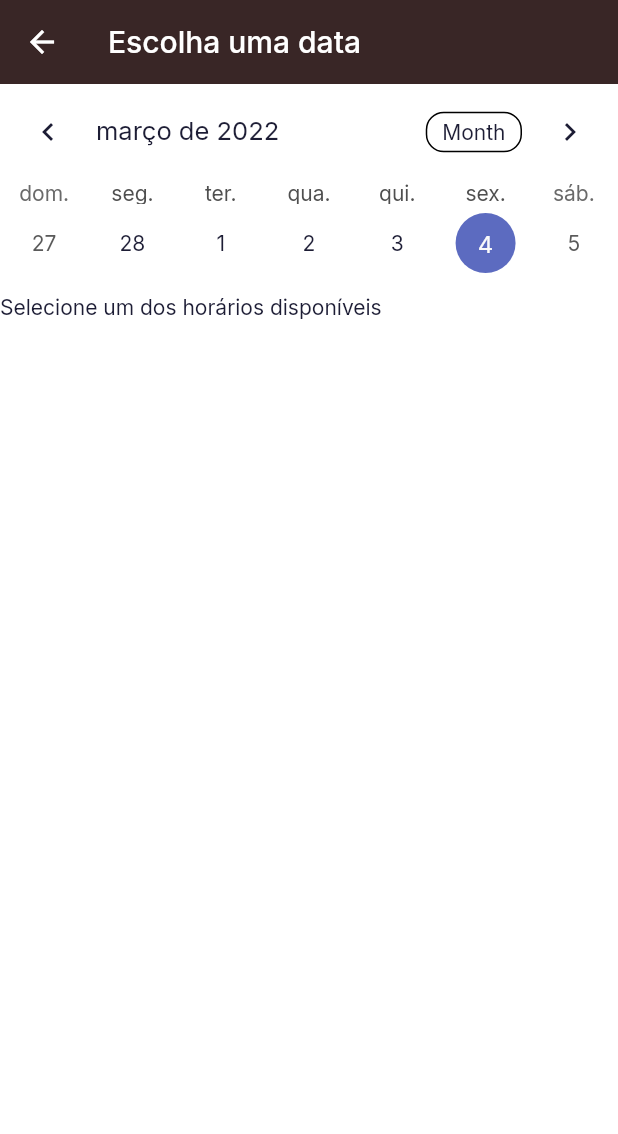
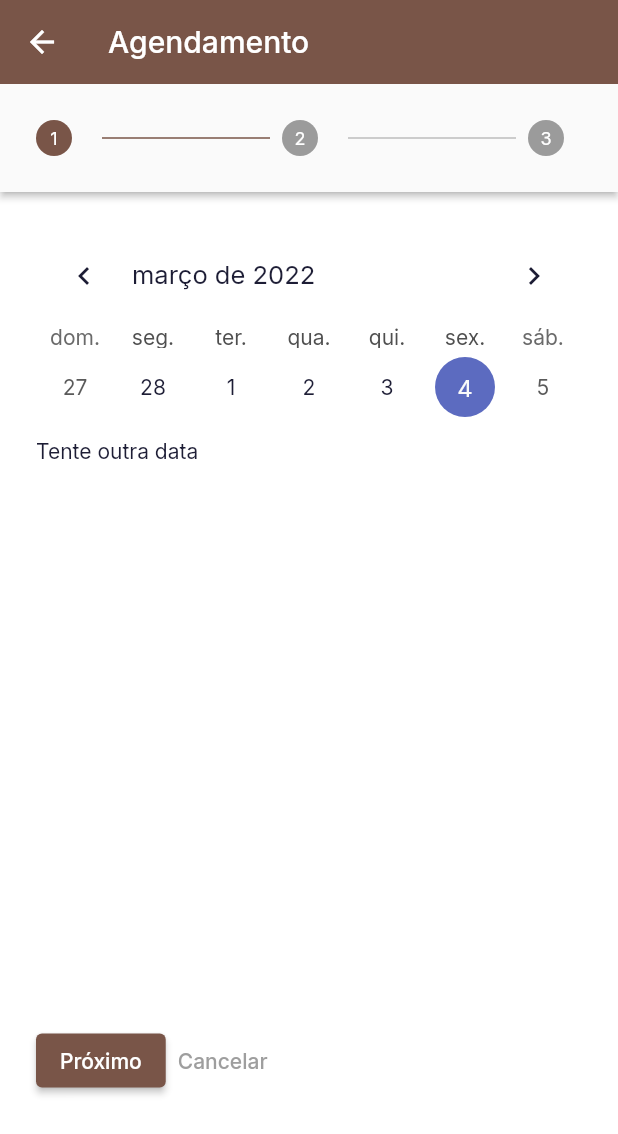
Before and after one commit to lauroduarte/stephanie_nutri, a Flutter app: the screen it shows once a user with an empty profile is signed in, after a tap on "Agendar", on a phone screen of 412 x 824 dp. Shown: the top 1134 px of the screen. Run offline on Flutter 3.47's test engine with Material 2 defaults, Android fonts, the phone set to English and light mode, and no system bars; drawn by our look-alikes of table_calendar; our stand-ins replace cloud_firestore, firebase_auth, firebase_core, google_fonts, google_sign_in, group_button; missing offline and left inert: flutter_facebook_auth; accounts and stored records are empty.

Commit message:
Stepper e troca de Stateful para Provider

```diff
--- a/lib/main.dart
+++ b/lib/main.dart
@@ -13,6 +13,8 @@ import 'package:stephanie_nutri/services/booking_services.dart';
 import 'package:stephanie_nutri/services/users_services.dart';
 import 'package:stephanie_nutri/themes/theme.dart';
 
+import 'models/booking_model.dart';
+import 'models/booking_stepper_model.dart';
 import 'models/time_slot.dart';
 
 Future<void> main() async {
@@ -38,6 +40,12 @@ class MyApp extends StatelessWidget {
         ),
         Provider<BookingService>(
           create: (_) => BookingService(),
+        ),
+        ChangeNotifierProvider<BookingModel>(
+          create: (_) => BookingModel(),
+        ),
+        ChangeNotifierProvider<BookingStepperModel>(
+          create: (_) => BookingStepperModel(),
         ),
         StreamProvider(
           initialData: null,
--- /dev/null
+++ b/lib/models/booking_model.dart
@@ -0,0 +1,30 @@
+import 'package:flutter/material.dart';
+
+class BookingModel with ChangeNotifier {
+  DateTime _selectedDate = DateTime.now();
+
+  DateTime get selectedDate => _selectedDate;
+
+  String? _selectedTimeSlot;
+
+  String? get selectedTimeSlot => _selectedTimeSlot;
+
+  set selectedTimeSlot(String? value) {
+    _selectedTimeSlot = value;
+    notifyListeners();
+  }
+
+  set selectedDate(DateTime value) {
+    _selectedDate = value;
+    notifyListeners();
+  }
+
+  DateTime _focusedDate = DateTime.now();
+
+  DateTime get focusedDate => _focusedDate;
+
+  set focusedDate(DateTime value) {
+    _focusedDate = value;
+    notifyListeners();
+  }
+}
--- /dev/null
+++ b/lib/models/booking_stepper_model.dart
@@ -0,0 +1,12 @@
+import 'package:flutter/cupertino.dart';
+
+class BookingStepperModel with ChangeNotifier{
+  int _currentStep = 0;
+
+  int get currentStep => _currentStep;
+
+  set currentStep(int value) {
+    _currentStep = value;
+    notifyListeners();
+  }
+}
--- a/lib/models/time_slot.dart
+++ b/lib/models/time_slot.dart
@@ -8,9 +8,9 @@ class TimeSlot{
   int? minute;
 
   String get asString {
-    return this.hour.toString().padLeft(2, '0') +
+    return hour.toString().padLeft(2, '0') +
         ':' +
-        this.minute.toString().padLeft(2, '0');
+        minute.toString().padLeft(2, '0');
   }
 
   TimeSlot({this.uid, this.booked, this.date, this.hour, this.minute});
--- a/lib/screens/booking.dart
+++ b/lib/screens/booking.dart
@@ -1,8 +1,6 @@
-import 'package:cloud_firestore/cloud_firestore.dart';
 import 'package:flutter/material.dart';
 import 'package:provider/provider.dart';
 import 'package:stephanie_nutri/models/time_slot.dart';
-import 'package:stephanie_nutri/services/booking_services.dart';
 import 'package:table_calendar/table_calendar.dart';
 
 class Booking extends StatefulWidget {
@@ -29,7 +27,10 @@ class _BookingState extends State<Booking> {
   @override
   Widget build(BuildContext context) {
     List<TimeSlot> availableDays = context.watch<List<TimeSlot>>();
-    var aTime = availableDays.where((e1)=>isSameDay(e1.date, _selectedDay)).map((e2) => e2.asString).toList();
+    var aTime = availableDays
+        .where((e1) => isSameDay(e1.date, _selectedDay))
+        .map((e2) => e2.asString)
+        .toList();
     aTime.sort();
     _availableSlots = aTime;
 
@@ -48,15 +49,10 @@ class _BookingState extends State<Booking> {
               return isSameDay(_selectedDay, day);
             },
             onDaySelected: (selectedDay, focusedDay) async {
-              //var aTime = availableDays.where((e1)=>isSameDay(e1.date, selectedDay)).map((e2) => e2.asString).toList();
-              //aTime.sort();
               setState(() {
                 _selectedDay = selectedDay;
                 _focusedDay = focusedDay; // update `_focusedDay` here as well
-                //_availableSlots = aTime;
               });
-
-              //_availableSlots.sort();
             },
             calendarFormat: _calendarFormat,
             onFormatChanged: (format) {
@@ -68,10 +64,12 @@ class _BookingState extends State<Booking> {
               _focusedDay = focusedDay;
             },
             eventLoader: (day) {
-              var available = availableDays.map((element) {
+              var available = availableDays
+                  .map((element) {
                     DateTime eDate = element.date!;
                     if (DateTime(eDate.year, eDate.month, eDate.day) ==
-                    DateTime(day.year, day.month, day.day)) return 'Disponível';
+                        DateTime(day.year, day.month, day.day))
+                      return 'Disponível';
                   })
                   .where((e) => e != null)
                   .toList();
@@ -80,7 +78,9 @@ class _BookingState extends State<Booking> {
           ),
           const SizedBox(height: 8.0),
           Expanded(
-              child: ListView(children: [
+              child: ListView(
+                shrinkWrap: true,
+                children: [
                   Text('Selecione um dos horários disponíveis'),
                   ..._availableSlots.map((e) {
                     return ElevatedButton(
@@ -88,24 +88,10 @@ class _BookingState extends State<Booking> {
                       onPressed: () {},
                 );
               }),
-          ])),
+            ],
+          )),
         ],
       ),
     );
   }
-
-  // Future<List<String>> getAvailableTimeSlots(
-  //     BuildContext context, DateTime? selectedDay) async {
-  //   var availableSlots = await context
-  //       .read<BookingService>()
-  //       .getAvailableTimeSlots(selectedDay ?? DateTime.now());
-  //   var result = availableSlots.map((e) {
-  //     return e['hour'].toString().padLeft(2, '0') +
-  //         ':' +
-  //         e['minute'].toString().padLeft(2, '0');
-  //   }).toList();
-  //   result.sort();
-  //
-  //   return result;
-  // }
 }
--- /dev/null
+++ b/lib/screens/booking_stepper.dart
@@ -0,0 +1,192 @@
+import 'package:flutter/material.dart';
+import 'package:group_button/group_button.dart';
+import 'package:provider/provider.dart';
+import 'package:table_calendar/table_calendar.dart';
+import '../models/booking_model.dart';
+import '../models/booking_stepper_model.dart';
+import '../models/time_slot.dart';
+
+class BookingStepper extends StatelessWidget {
+  int _currentStep = 0;
+
+  BookingStepper({Key? key}) : super(key: key);
+
+  _steps () => [
+    Step(
+      title: Text(''),
+      content: _ChooseTimeSlot(),
+      isActive: _currentStep == 0,
+    ),
+    Step(
+      title: Text(''),
+      content: _CardForm(),
+      isActive: _currentStep == 1,
+    ),
+    Step(
+      title: Text(''),
+      content: _Overview(),
+      isActive: _currentStep == 2,
+    )
+  ];
+
+  @override
+  Widget build(BuildContext context) {
+
+    _currentStep = context.watch<BookingStepperModel>().currentStep;
+
+    return Scaffold(
+      appBar: AppBar(
+        title: const Text('Agendamento'),
+      ),
+      body: Stepper(
+        controlsBuilder: (BuildContext context, ControlsDetails controls) {
+          return Padding(
+            padding: const EdgeInsets.symmetric(vertical: 16.0),
+            child: Row(
+              children: <Widget>[
+                ElevatedButton(
+                  onPressed: controls.onStepContinue,
+                  child: const Text('Próximo'),
+                ),
+                  TextButton(
+                    onPressed: controls.onStepCancel,
+                    child: const Text(
+                      'Cancelar',
+                      style: TextStyle(color: Colors.grey),
+                    ),
+                  ),
+              ],
+            ),
+          );
+        },
+        type: StepperType.horizontal,
+        steps: _steps(),
+        currentStep: context.watch<BookingStepperModel>().currentStep,
+        onStepTapped: (step) {
+          context.read<BookingStepperModel>().currentStep = step;
+        },
+        onStepContinue: (){
+          if(context.read<BookingStepperModel>().currentStep < _steps().length - 1){
+            context.read<BookingStepperModel>().currentStep += 1;
+          }
+        },
+        onStepCancel: () {
+          context.read<BookingStepperModel>().currentStep = 0;
+          Navigator.of(context).pop();
+        },
+      ),
+    );
+  }
+}
+
+class _ChooseTimeSlot extends StatelessWidget {
+  _ChooseTimeSlot({Key? key}) : super(key: key);
+
+  List<String> _availableSlots = [];
+
+  @override
+  Widget build(BuildContext context) {
+
+    List<TimeSlot> availableDays = context.watch<List<TimeSlot>>();
+    var aTime = availableDays
+        .where((e1) => isSameDay(e1.date, context.read<BookingModel>().selectedDate ))
+        .map((e2) => e2.asString)
+        .toList();
+    aTime.sort();
+    _availableSlots = aTime;
+
+    return SizedBox(
+      height: MediaQuery.of(context).size.height/1.6,
+      child: Column(
+        children: [
+          TableCalendar(
+            locale: 'pt_BR',
+            firstDay: DateTime.utc(2010, 10, 16),
+            lastDay: DateTime.utc(2030, 3, 14),
+            focusedDay: context.watch<BookingModel>().focusedDate,
+            selectedDayPredicate: (day) {
+              return isSameDay(context.watch<BookingModel>().selectedDate, day);
+            },
+            onDaySelected: (selectedDay, focusedDay) async {
+              context.read<BookingModel>().selectedDate = selectedDay;
+              context.read<BookingModel>().focusedDate = focusedDay;
+            },
+            calendarFormat: CalendarFormat.week,
+            availableCalendarFormats: {CalendarFormat.week : ''},
+            onPageChanged: (focusedDay) {
+              context.read<BookingModel>().focusedDate = focusedDay;
+            },
+            eventLoader: (day) {
+              var available = availableDays
+                  .map((element) {
+                DateTime eDate = element.date!;
+                if (DateTime(eDate.year, eDate.month, eDate.day) ==
+                    DateTime(day.year, day.month, day.day))
+                  return 'Disponível';
+              })
+                  .where((e) => e != null)
+                  .toList();
+              return available;
+            },
+          ),
+          const SizedBox(height: 8.0),
+          Expanded(
+              child: ListView(
+                children: [
+                  _availableSlots.length > 0 ? Text('Selecione um dos horários disponíveis') : Text('Tente outra data'),
+                  GroupButton(
+                    isRadio: true,
+                    buttons: _availableSlots,
+                    onSelected: (int index, bool isSelected) {
+                      if (isSelected) {
+                        context.read<BookingModel>().selectedTimeSlot = _availableSlots[index];
+                      }
+                    },
+                  )
+                ],
+              )),
+        ],
+      ),
+    );
+  }
+}
+
+class _CardForm extends StatelessWidget {
+  const _CardForm({Key? key}) : super(key: key);
+
+  @override
+  Widget build(BuildContext context) {
+    return Column(
+      children: [
+        TextFormField(
+          decoration: const InputDecoration(
+            labelText: 'Card number',
+          ),
+        ),
+        TextFormField(
+          decoration: const InputDecoration(
+            labelText: 'Expiry date',
+          ),
+        ),
+        TextFormField(
+          decoration: const InputDecoration(
+            labelText: 'CVV',
+          ),
+        ),
+      ],
+    );
+  }
+}
+
+class _Overview extends StatelessWidget {
+  const _Overview({Key? key}) : super(key: key);
+
+  @override
+  Widget build(BuildContext context) {
+    return Column(
+      children: const [
+        Center(child: Text('Thank you for your order!')),
+      ],
+    );
+  }
+}
--- a/lib/screens/welcome.dart
+++ b/lib/screens/welcome.dart
@@ -2,6 +2,7 @@ import 'package:firebase_auth/firebase_auth.dart';
 import 'package:flutter/material.dart';
 import 'package:provider/provider.dart';
 import 'package:google_fonts/google_fonts.dart';
+import 'package:stephanie_nutri/screens/booking_stepper.dart';
 
 import '../services/authentication_services.dart';
 import 'booking.dart';
@@ -28,7 +29,7 @@ class Welcome extends StatelessWidget {
           ElevatedButton(
             onPressed: () {
               Navigator.of(context).push(
-                MaterialPageRoute(builder: (context) => Booking())
+                MaterialPageRoute(builder: (context) => BookingStepper())
               );
             },
             child: Text('Agendar'),
--- a/lib/services/booking_services.dart
+++ b/lib/services/booking_services.dart
@@ -1,9 +1,8 @@
 import 'package:cloud_firestore/cloud_firestore.dart';
 import 'package:stephanie_nutri/models/time_slot.dart';
 
-class BookingService{
+class BookingService {
   final CollectionReference _availableTimeSlots = FirebaseFirestore.instance.collection('available_time_slots');
-
 
   Stream<List<TimeSlot>> get availableTimeSlots {
     DateTime day = DateTime.now();
@@ -13,5 +12,4 @@ class BookingService{
         .snapshots().map(
             (e) => e.docs.map((doc) => TimeSlot.fromDocument(doc)).toList());
   }
-
 }
--- a/lib/themes/theme.dart
+++ b/lib/themes/theme.dart
@@ -1,7 +1,7 @@
 import 'package:flutter/material.dart';
 import 'package:google_fonts/google_fonts.dart';
 
-const kPrimaryColor = Color(0xFF392626);
+const kPrimaryColor = Color(0xFF795548);
 const kSecondaryColor = Color(0xFFFE9901);
 const kContentColorLightTheme = Color(0xFF1D1D35);
 const kContentColorDarkTheme = Color(0xFFF5FCF9);
@@ -11,6 +11,14 @@ const kErrorColor = Color(0xFFF03738);
 ThemeData lightThemeData(BuildContext context) {
 
   return ThemeData.light().copyWith(
+      buttonTheme: ButtonThemeData(
+        buttonColor: Colors.yellow[100],
+        shape: RoundedRectangleBorder(
+          borderRadius: new BorderRadius.circular(15.0),
+          side: BorderSide(color: Colors.brown),
+        ),
+        padding: EdgeInsets.all(10.0),
+      ),
     primaryColor: kPrimaryColor,
     scaffoldBackgroundColor: Colors.white,
     appBarTheme: appBarTheme,
@@ -21,7 +29,6 @@ ThemeData lightThemeData(BuildContext context) {
       primary: kPrimaryColor,
       secondary: kSecondaryColor,
       error: kErrorColor,
-
     ),
     bottomNavigationBarTheme: BottomNavigationBarThemeData(
       backgroundColor: Colors.white,
```
Lines whose indentation alone changed are shown as unchanged.
